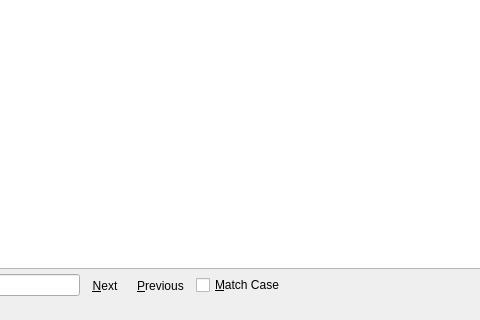
The window that Version 1.x/UI/pageSourceWindow.ui (textbrowser/dooble) describes before a commit, drawn with Qt 5; both pictures show x 154 to 634 and y 280 to 600 of the 800 by 600 pixel window.
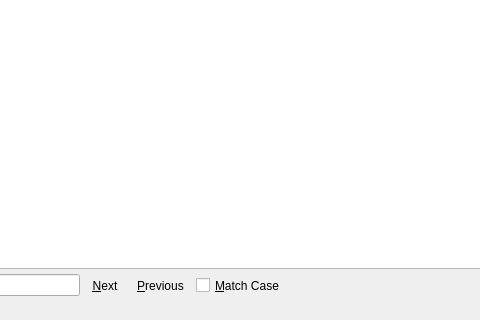
The same window after the commit.

What changed in the file:
```diff
--- a/Version 1.x/UI/pageSourceWindow.ui
+++ b/Version 1.x/UI/pageSourceWindow.ui
@@ -137,6 +137,12 @@
          </item>
          <item>
           <widget class="QCheckBox" name="matchCaseCheckBox">
+           <property name="sizePolicy">
+            <sizepolicy hsizetype="Minimum" vsizetype="Preferred">
+             <horstretch>0</horstretch>
+             <verstretch>0</verstretch>
+            </sizepolicy>
+           </property>
            <property name="text">
             <string>&amp;Match Case</string>
            </property>
```
Left out of the diff: 2 changed lines with no effect on the pictures.
